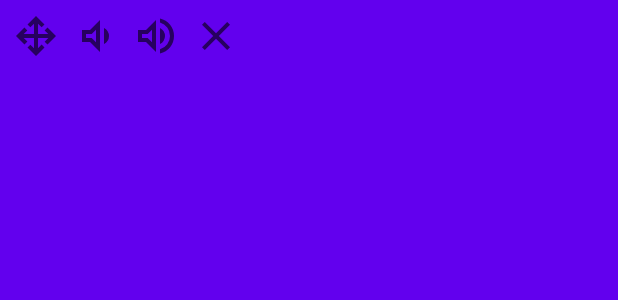
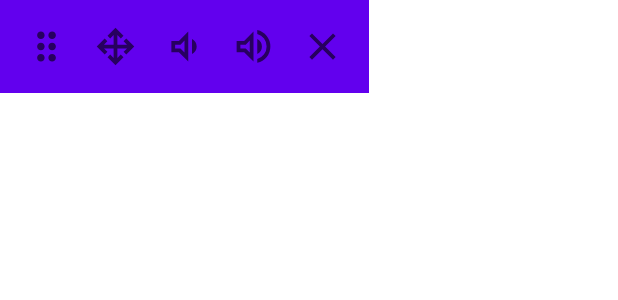
Before and after one commit to florinzaicu/FloatingOverlay, an Android app: the layout overlay_layout.xml on its own in the app's theme, with its tools: preview values and no code run, on a phone screen of 412 x 824 dp. Shown: the top 300 px of the screen. Run offline under Robolectric (Android 15) with nearby library versions, the phone set to English and light mode, and no system bars.

Commit message:
Add circ notification icon and gesture support for overlay

```diff
--- a/app/build.gradle.kts
+++ b/app/build.gradle.kts
@@ -11,8 +11,8 @@ android {
         applicationId = "nz.co.zsd.floatingvolume"
         minSdk = 28
         targetSdk = 34
-        versionCode = 4
-        versionName = "0.4"
+        versionCode = 5
+        versionName = "0.5"
 
         testInstrumentationRunner = "androidx.test.runner.AndroidJUnitRunner"
     }
--- a/app/src/main/java/nz/co/zsd/floatingvolume/OverlayService.kt
+++ b/app/src/main/java/nz/co/zsd/floatingvolume/OverlayService.kt
@@ -69,7 +69,7 @@ class OverlayService : Service() {
             val notification = NotificationCompat.Builder(this, "1")
                 .setContentTitle("Displaying Overlay")
                 .setContentText("Floating volume controls are currently visible")
-                .setSmallIcon(R.drawable.ic_launcher_monochrome)
+                .setSmallIcon(R.drawable.ic_logo_circ_mono)
                 .setForegroundServiceBehavior(NotificationCompat.FOREGROUND_SERVICE_IMMEDIATE)
                 .addAction(R.drawable.ic_close, "Close", pendingExitIntent)
 
--- a/app/src/main/java/nz/co/zsd/floatingvolume/PermissionCheckActivity.kt
+++ b/app/src/main/java/nz/co/zsd/floatingvolume/PermissionCheckActivity.kt
@@ -212,6 +212,5 @@ class PermissionCheckActivity : AppCompatActivity() {
          * @return Boolean: True if permission granted, false otherwise
          */
         private fun hasDrawOverlayPerm(app: Activity): Boolean = Settings.canDrawOverlays(app)
-
     }
 }
--- /dev/null
+++ b/app/src/main/res/drawable/ic_drag_indicator.xml
@@ -0,0 +1,10 @@
+<vector xmlns:android="http://schemas.android.com/apk/res/android"
+        android:width="24dp"
+        android:height="24dp"
+        android:viewportWidth="24"
+        android:viewportHeight="24"
+        android:tint="?attr/colorControlNormal">
+    <path
+        android:fillColor="@android:color/white"
+        android:pathData="M11,18c0,1.1 -0.9,2 -2,2s-2,-0.9 -2,-2 0.9,-2 2,-2 2,0.9 2,2zM9,10c-1.1,0 -2,0.9 -2,2s0.9,2 2,2 2,-0.9 2,-2 -0.9,-2 -2,-2zM9,4c-1.1,0 -2,0.9 -2,2s0.9,2 2,2 2,-0.9 2,-2 -0.9,-2 -2,-2zM15,8c1.1,0 2,-0.9 2,-2s-0.9,-2 -2,-2 -2,0.9 -2,2 0.9,2 2,2zM15,10c-1.1,0 -2,0.9 -2,2s0.9,2 2,2 2,-0.9 2,-2 -0.9,-2 -2,-2zM15,16c-1.1,0 -2,0.9 -2,2s0.9,2 2,2 2,-0.9 2,-2 -0.9,-2 -2,-2z"/>
+</vector>
--- a/app/src/main/res/layout/overlay_layout.xml
+++ b/app/src/main/res/layout/overlay_layout.xml
@@ -3,43 +3,49 @@
     xmlns:tools="http://schemas.android.com/tools"
     android:id="@+id/activity_docked_overlay"
     android:orientation="horizontal"
-    android:layout_width="match_parent"
-    android:layout_height="match_parent"
+    android:layout_width="wrap_content"
+    android:layout_height="wrap_content"
     android:padding="@dimen/material_item_spacing_small"
     android:background="@color/design_default_color_primary"
     tools:context=".OverlayView"
     android:animateLayoutChanges="true">
 
     <ImageView
+        android:id="@+id/gestureIcon"
+        android:layout_width="@dimen/float_overlay_height"
+        android:layout_height="@dimen/float_overlay_height"
+        android:layout_margin="@dimen/material_item_spacing_small"
+        android:src="@drawable/ic_drag_indicator" />
+
+    <ImageView
         android:id="@+id/dragIcon"
-        android:layout_width="@dimen/material_item_spacing_double"
-        android:layout_height="@dimen/material_item_spacing_double"
-        android:layout_marginEnd="@dimen/material_item_spacing_small"
+        android:layout_width="@dimen/float_overlay_height"
+        android:layout_height="@dimen/float_overlay_height"
+        android:layout_margin="@dimen/material_item_spacing_small"
         android:src="@drawable/ic_drag_pan" />
 
     <ImageView
         android:id="@+id/volumeDown"
-        android:layout_width="@dimen/material_item_spacing_double"
-        android:layout_height="@dimen/material_item_spacing_double"
-        android:layout_marginEnd="@dimen/material_item_spacing_small"
+        android:layout_width="@dimen/float_overlay_height"
+        android:layout_height="@dimen/float_overlay_height"
+        android:layout_margin="@dimen/material_item_spacing_small"
         android:clickable="true"
         android:foreground="?android:attr/selectableItemBackground"
         android:src="@drawable/ic_volume_down" />
 
     <ImageView
         android:id="@+id/volumeUp"
-        android:layout_width="@dimen/material_item_spacing_double"
-        android:layout_height="@dimen/material_item_spacing_double"
-        android:layout_marginEnd="@dimen/material_item_spacing_small"
+        android:layout_width="@dimen/float_overlay_height"
+        android:layout_height="@dimen/float_overlay_height"
+        android:layout_margin="@dimen/material_item_spacing_small"
         android:clickable="true"
-        android:foreground="?android:attr/selectableItemBackground"
         android:src="@drawable/ic_volume_up" />
 
     <ImageView
         android:id="@+id/exitOverlay"
-        android:layout_width="@dimen/material_item_spacing_double"
-        android:layout_height="@dimen/material_item_spacing_double"
-        android:layout_marginEnd="@dimen/material_item_spacing_small"
+        android:layout_width="@dimen/float_overlay_height"
+        android:layout_height="@dimen/float_overlay_height"
+        android:layout_margin="@dimen/material_item_spacing_small"
         android:clickable="true"
         android:foreground="?android:attr/selectableItemBackground"
         android:src="@drawable/ic_close" />
--- a/app/src/main/res/values/dimens.xml
+++ b/app/src/main/res/values/dimens.xml
@@ -7,4 +7,6 @@
     <dimen name="material_item_spacing_double">32dp</dimen>
     <dimen name="material_item_spacing">16dp</dimen>
     <dimen name="material_item_spacing_small">8dp</dimen>
+
+    <dimen name="float_overlay_height">30dp</dimen>
 </resources>
```
Also changed, not shown: app/src/main/java/nz/co/zsd/floatingvolume/OverlayView.kt (+114 -8 lines), app/src/main/res/drawable/ic_logo_circ_mono.xml (added, +14 -0 lines), 2 other files.
